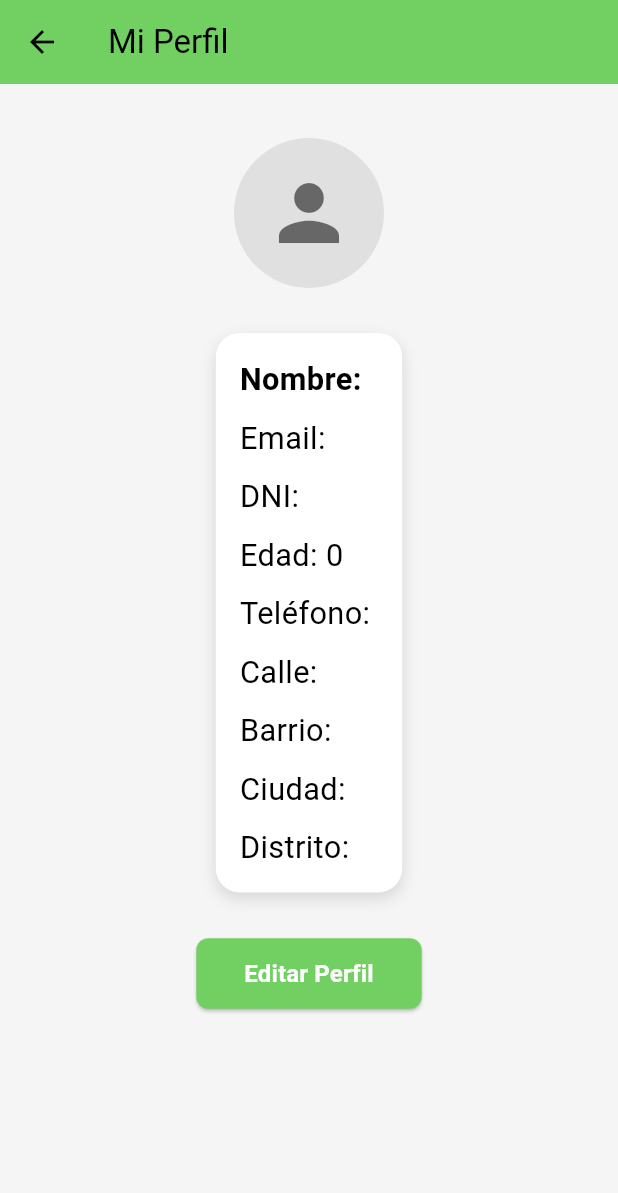
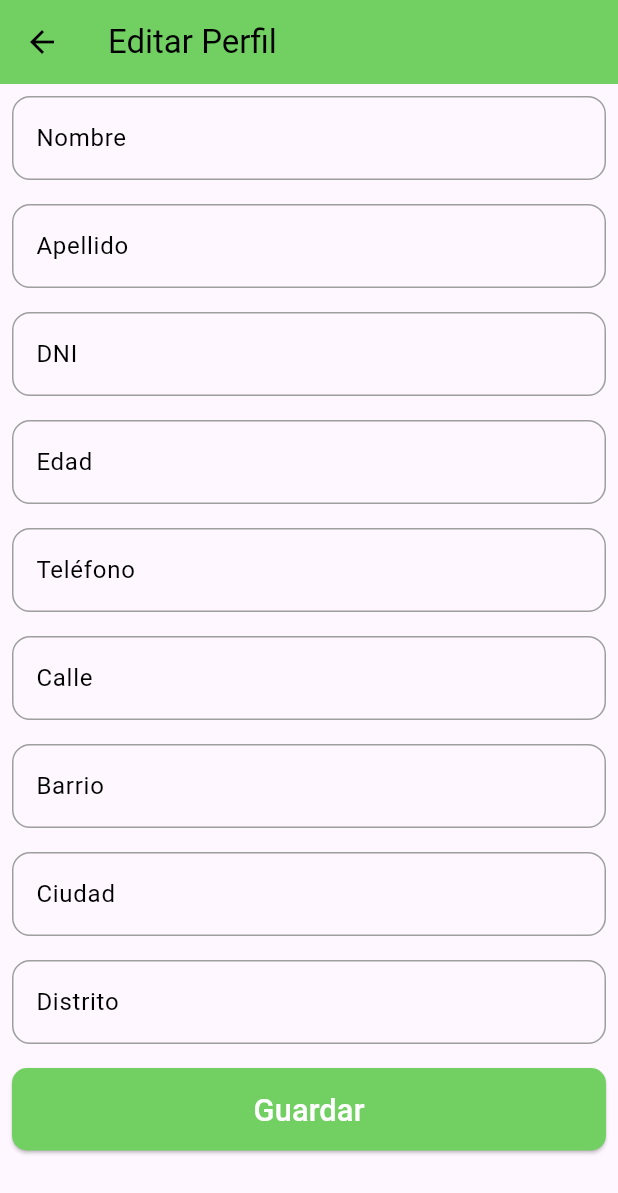
Before and after one commit to Diseno-de-Experimentos-4453-Grupo-4/MoviRent-Mobile, a Flutter app: the ProfileScreen screen opened directly with empty values, after a tap on "Editar Perfil", on a phone screen of 412 x 824 dp. Shown: the top 1193 px of the screen. Run offline on Flutter 3.47's test engine with Material 3 defaults, Android fonts, the phone set to English and light mode, and no system bars; our stand-ins replace dio, firebase_auth, firebase_core, image_picker, shared_preferences; accounts and stored records are empty.

Commit message:
feat(edit-profile): add edit profile functionality
- Implemented `EditProfileScreen` to allow users to edit their profile information directly.
- Pre-filled the form fields with the user's current profile data.

```diff
--- /dev/null
+++ b/lib/shared/presentation/screens/edit_profile_screen.dart
@@ -0,0 +1,181 @@
+import 'package:flutter/material.dart';
+import 'package:movirent/auth/domain/dto/sign_up.dto.dart';
+import 'package:movirent/auth/domain/service/profile.service.dart';
+import 'package:movirent/auth/presentation/providers/profile_provider.dart';
+import 'package:movirent/shared/presentation/widgets/app_button.dart';
+import 'package:movirent/shared/presentation/widgets/app_text_field.dart';
+import 'package:provider/provider.dart';
+import '../../../ui/styles/ui_styles.dart';
+
+class EditProfileScreen extends StatefulWidget {
+  const EditProfileScreen({super.key});
+
+  @override
+  State<EditProfileScreen> createState() => _EditProfileScreenState();
+}
+
+class _EditProfileScreenState extends State<EditProfileScreen> {
+  late TextEditingController firstNameController;
+  late TextEditingController lastNameController;
+  late TextEditingController dniController;
+  late TextEditingController ageController;
+  late TextEditingController phoneController;
+  late TextEditingController streetController;
+  late TextEditingController neighborhoodController;
+  late TextEditingController cityController;
+  late TextEditingController districtController;
+
+  final profileService = ProfileService();
+
+  @override
+  void initState() {
+    super.initState();
+    final profile = context.read<ProfileProvider>().profile;
+
+    firstNameController = TextEditingController(text: profile.firstName);
+    lastNameController = TextEditingController(text: profile.lastName);
+    dniController = TextEditingController(text: profile.dni);
+    ageController = TextEditingController(text: profile.age?.toString());
+    phoneController = TextEditingController(text: profile.phone);
+    streetController = TextEditingController(text: profile.street);
+    neighborhoodController = TextEditingController(text: profile.neighborhood);
+    cityController = TextEditingController(text: profile.city);
+    districtController = TextEditingController(text: profile.district);
+  }
+
+  @override
+  void dispose() {
+    firstNameController.dispose();
+    lastNameController.dispose();
+    dniController.dispose();
+    ageController.dispose();
+    phoneController.dispose();
+    streetController.dispose();
+    neighborhoodController.dispose();
+    cityController.dispose();
+    districtController.dispose();
+    super.dispose();
+  }
+
+  @override
+  Widget build(BuildContext context) {
+    return Scaffold(
+      appBar: AppBar(
+        title: const Text("Editar Perfil"),
+        backgroundColor: primary,
+        foregroundColor: secondary,
+      ),
+      body: SingleChildScrollView(
+        child: Column(
+          crossAxisAlignment: CrossAxisAlignment.start,
+          children: [
+            Padding(
+              padding: const EdgeInsets.all(8.0),
+              child: AppTextField(
+                controller: firstNameController,
+                label: "Nombre",
+                labelColor: secondary,
+              ),
+            ),
+            Padding(
+              padding: const EdgeInsets.all(8.0),
+              child: AppTextField(
+                controller: lastNameController,
+                label: "Apellido",
+                labelColor: secondary,
+              ),
+            ),
+            Padding(
+              padding: const EdgeInsets.all(8.0),
+              child: AppTextField(
+                controller: dniController,
+                label: "DNI",
+                labelColor: secondary,
+              ),
+            ),
+            Padding(
+              padding: const EdgeInsets.all(8.0),
+              child: AppTextField(
+                controller: ageController,
+                label: "Edad",
+                labelColor: secondary,
+                keyboardType: TextInputType.number,
+              ),
+            ),
+            Padding(
+              padding: const EdgeInsets.all(8.0),
+              child: AppTextField(
+                controller: phoneController,
+                label: "Teléfono",
+                labelColor: secondary,
+              ),
+            ),
+            Padding(
+              padding: const EdgeInsets.all(8.0),
+              child: AppTextField(
+                controller: streetController,
+                label: "Calle",
+                labelColor: secondary,
+              ),
+            ),
+            Padding(
+              padding: const EdgeInsets.all(8.0),
+              child: AppTextField(
+                controller: neighborhoodController,
+                label: "Barrio",
+                labelColor: secondary,
+              ),
+            ),
+            Padding(
+              padding: const EdgeInsets.all(8.0),
+              child: AppTextField(
+                controller: cityController,
+                label: "Ciudad",
+                labelColor: secondary,
+              ),
+            ),
+            Padding(
+              padding: const EdgeInsets.all(8.0),
+              child: AppTextField(
+                controller: districtController,
+                label: "Distrito",
+                labelColor: secondary,
+              ),
+            ),
+            Padding(
+              padding: const EdgeInsets.all(8.0),
+              child: AppButton(
+                backgroundButton: primary,
+                onPressed: () async {
+                  final request = SignUpDTO(
+                    firstName: firstNameController.text,
+                    lastName: lastNameController.text,
+                    email: context.read<ProfileProvider>().profile.email, // No se modifica
+                    dni: dniController.text,
+                    age: int.tryParse(ageController.text),
+                    phone: phoneController.text,
+                    street: streetController.text,
+                    neighborhood: neighborhoodController.text,
+                    city: cityController.text,
+                    district: districtController.text,
+                  );
+
+                  //print("Profile ID: ${context.read<ProfileProvider>().profile.id}");
+                  //print("Request Data: ${request.toJson()}");
+
+                  try {
+                    await profileService.put(context.read<ProfileProvider>().profile.id!, request);
+                    Navigator.pop(context, true); // Regresa a la pantalla anterior
+                  } catch (e) {
+                    throw Exception("Error al actualizar el perfil: $e");
+                  }
+                },
+                label: "Guardar",
+              ),
+            ),
+          ],
+        ),
+      ),
+    );
+  }
+}
--- a/lib/shared/presentation/screens/profile_screen.dart
+++ b/lib/shared/presentation/screens/profile_screen.dart
@@ -1,5 +1,6 @@
 import 'package:flutter/material.dart';
 import 'package:movirent/auth/domain/dto/profile.dto.dart';
+import 'package:movirent/shared/presentation/screens/edit_profile_screen.dart';
 import 'package:movirent/ui/styles/ui_styles.dart';
 
 class ProfileScreen extends StatelessWidget {
@@ -67,9 +68,13 @@ class ProfileScreen extends StatelessWidget {
             ),
             const SizedBox(height: 30),
             ElevatedButton(
-              onPressed: () {
-                // Acción para editar el perfil
-                debugPrint("Editar perfil presionado");
+              onPressed: () async {
+                await Navigator.push(
+                  context,
+                  MaterialPageRoute(
+                    builder: (_) => EditProfileScreen(),
+                  ),
+                );
               },
               style: ElevatedButton.styleFrom(
                 backgroundColor: primary,
```
